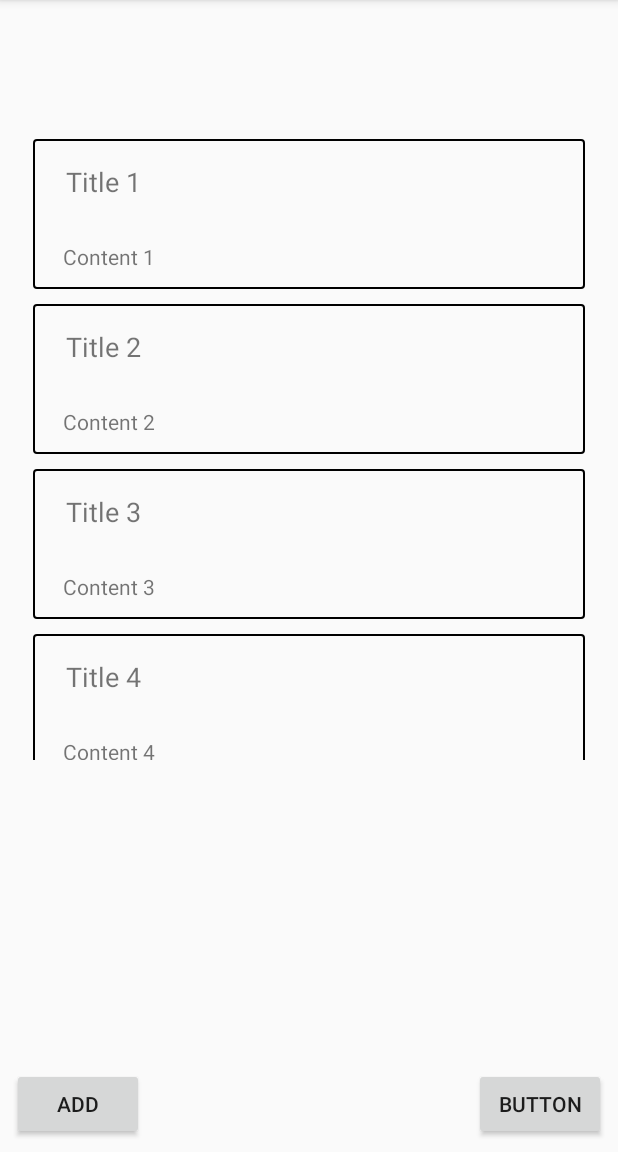
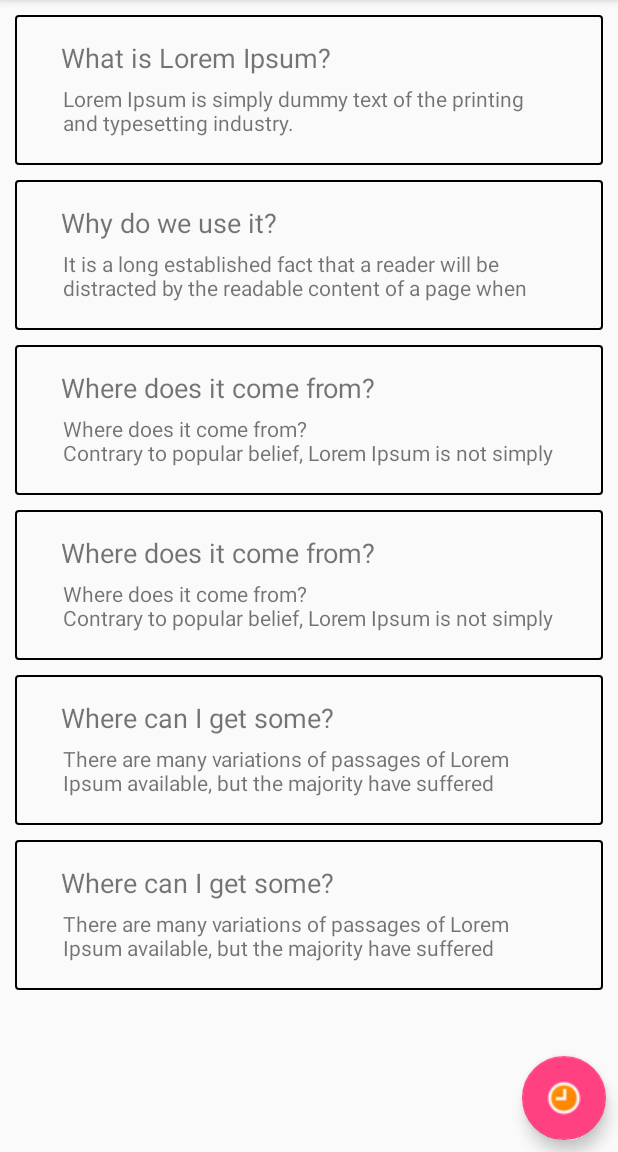
Before and after one commit to dylanngo95/android-databinding-example, an Android app: the screen it shows after launch (MainActivity), on a phone screen of 412 x 824 dp, the part 84-1236 px from its top. Run offline under Robolectric (Android 15) with nearby library versions, the phone set to English and light mode, and no system bars; our stand-ins replace data binding.

Commit message:
update ui, and databing recycleview

```diff
--- a/app/build.gradle
+++ b/app/build.gradle
@@ -30,4 +30,5 @@ dependencies {
     androidTestImplementation 'com.android.support.test:runner:1.0.2'
     androidTestImplementation 'com.android.support.test.espresso:espresso-core:3.0.2'
     implementation 'com.android.support:recyclerview-v7:28.0.0-rc01'
+    implementation 'com.android.support:design:28.0.0-rc01'
 }
--- a/app/src/main/java/com/jundat95/todobinding/ui/main/MainActivity.java
+++ b/app/src/main/java/com/jundat95/todobinding/ui/main/MainActivity.java
@@ -18,7 +18,6 @@ import java.util.List;
 
 public class MainActivity extends AppCompatActivity implements MainContract.View {
 
-    private RecyclerView recyclerView;
     private MainAdapter adapter;
     private RecyclerView.LayoutManager layoutManager;
 
@@ -34,23 +33,24 @@ public class MainActivity extends AppCompatActivity implements MainContract.View
 
         binding.setPresenter(mainPresenter);
 
-        recyclerView = (RecyclerView)findViewById(R.id.rcvTodo);
-        recyclerView.setHasFixedSize(true);
+        binding.rcvTodo.setHasFixedSize(true);
 
         layoutManager = new LinearLayoutManager(this);
-        recyclerView.setLayoutManager(layoutManager);
+        binding.rcvTodo.setLayoutManager(layoutManager);
 
         List<AddViewModel> items = Arrays.asList(
-                new AddViewModel("Title 1", "Content 1"),
-                new AddViewModel("Title 2", "Content 2"),
-                new AddViewModel("Title 3", "Content 3"),
-                new AddViewModel("Title 4", "Content 4"),
-                new AddViewModel("Title 5", "Content 5"),
-                new AddViewModel("Title 6", "Content 6")
+                new AddViewModel("What is Lorem Ipsum?", "Lorem Ipsum is simply dummy text of the printing and typesetting industry. "),
+                new AddViewModel("Why do we use it?", "It is a long established fact that a reader will be distracted by the readable content of a page when looking at its layout."),
+                new AddViewModel("Where does it come from?", "Where does it come from?\n" +
+                        "Contrary to popular belief, Lorem Ipsum is not simply random text. It has roots in a piece of classical Latin literature from 45 BC, making it over 2000 years old. "),
+                new AddViewModel("Where does it come from?", "Where does it come from?\n" +
+                        "Contrary to popular belief, Lorem Ipsum is not simply random text. It has roots in a piece of classical Latin literature from 45 BC, making it over 2000 years old. "),
+                new AddViewModel("Where can I get some?", "There are many variations of passages of Lorem Ipsum available, but the majority have suffered alteration in some form, by injected humour, or randomised words which don't look even slightly believable."),
+                new AddViewModel("Where can I get some?", "There are many variations of passages of Lorem Ipsum available, but the majority have suffered alteration in some form, by injected humour, or randomised words which don't look even slightly believable.")
         );
 
         adapter = new MainAdapter(items);
-        recyclerView.setAdapter(adapter);
+        binding.rcvTodo.setAdapter(adapter);
 
     }
 
--- a/app/src/main/res/layout/activity_main.xml
+++ b/app/src/main/res/layout/activity_main.xml
@@ -1,5 +1,6 @@
 <?xml version="1.0" encoding="utf-8"?>
-<layout xmlns:app="http://schemas.android.com/apk/res-auto"
+<layout xmlns:tools="http://schemas.android.com/tools"
+    xmlns:app="http://schemas.android.com/apk/res-auto"
     xmlns:android="http://schemas.android.com/apk/res/android"
     >
     <data>
@@ -13,43 +14,29 @@
     <android.support.constraint.ConstraintLayout
         android:layout_width="match_parent"
         android:layout_height="match_parent"
-        xmlns:tools="http://schemas.android.com/tools"
         tools:context=".ui.main.MainActivity">
 
         <android.support.v7.widget.RecyclerView
             android:id="@+id/rcvTodo"
-            android:layout_width="368dp"
-            android:layout_height="414dp"
-            android:layout_marginBottom="8dp"
-            app:layout_constraintBottom_toTopOf="@+id/button2"
+            android:layout_width="0dp"
+            android:layout_height="0dp"
+            android:layout_margin="10dp"
+            app:layout_constraintBottom_toBottomOf="parent"
             app:layout_constraintEnd_toEndOf="parent"
             app:layout_constraintStart_toStartOf="parent"
-            app:layout_constraintTop_toTopOf="parent"
-            app:layout_constraintVertical_bias="0.32" />
+            app:layout_constraintTop_toTopOf="parent" />
 
-        <Button
-            android:id="@+id/btnAdd"
+        <android.support.design.widget.FloatingActionButton
+            android:id="@+id/floatingActionButton"
             android:layout_width="wrap_content"
             android:layout_height="wrap_content"
             android:layout_marginBottom="8dp"
             android:layout_marginEnd="8dp"
-            android:layout_marginStart="8dp"
+            android:clickable="true"
             android:onClick="@{() -> presenter.addTodo()}"
-            android:text="Add"
             app:layout_constraintBottom_toBottomOf="parent"
-            app:layout_constraintEnd_toStartOf="@+id/button2"
-            app:layout_constraintHorizontal_bias="0.0"
-            app:layout_constraintStart_toStartOf="parent" />
-
-        <Button
-            android:id="@+id/button2"
-            android:layout_width="wrap_content"
-            android:layout_height="wrap_content"
-            android:layout_marginBottom="8dp"
-            android:layout_marginEnd="8dp"
-            android:text="Button"
-            app:layout_constraintBottom_toBottomOf="parent"
-            app:layout_constraintEnd_toEndOf="parent" />
+            app:layout_constraintEnd_toEndOf="parent"
+            app:srcCompat="@android:drawable/presence_away" />
 
     </android.support.constraint.ConstraintLayout>
 </layout>
--- a/app/src/main/res/layout/row_todo.xml
+++ b/app/src/main/res/layout/row_todo.xml
@@ -33,10 +33,10 @@
         <TextView
             android:id="@+id/textView4"
             android:layout_width="328dp"
-            android:layout_height="20dp"
+            android:layout_height="35dp"
             android:layout_marginEnd="8dp"
             android:layout_marginStart="8dp"
-            android:layout_marginTop="28dp"
+            android:layout_marginTop="5dp"
             android:text="@{item.content}"
             app:layout_constraintEnd_toEndOf="parent"
             app:layout_constraintStart_toStartOf="parent"
```
Also changed, not shown: app/src/main/res/layout/activity_add.xml (+11 -21 lines).
